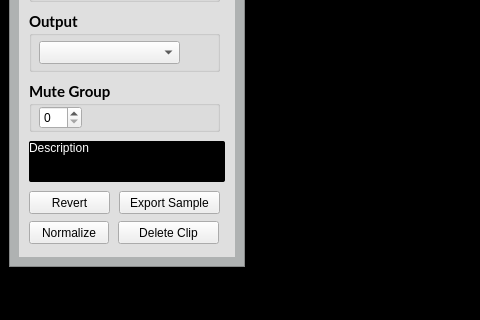
sonejostudios/superboucle, file gui_ui.ui: the form before one commit; both pictures show x 0 to 480 and y 627 to 947 of the 1111 by 947 pixel window.
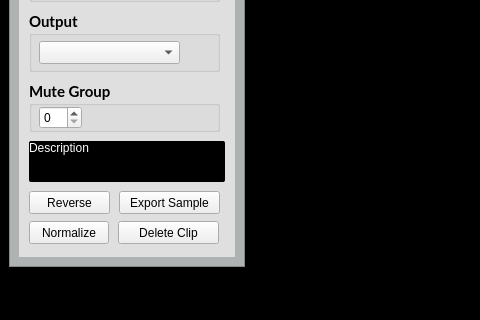
The form after the commit. Icons and pictures are not drawn. Custom widgets are drawn as their Qt base class.

Commit message: "reverse" button (instead of "revert")

```diff
--- a/gui_ui.ui
+++ b/gui_ui.ui
@@ -352,7 +352,7 @@
             </rect>
            </property>
            <property name="text">
-            <string>Revert</string>
+            <string>Reverse</string>
            </property>
           </widget>
           <widget class="QGroupBox" name="groupBox">
```
